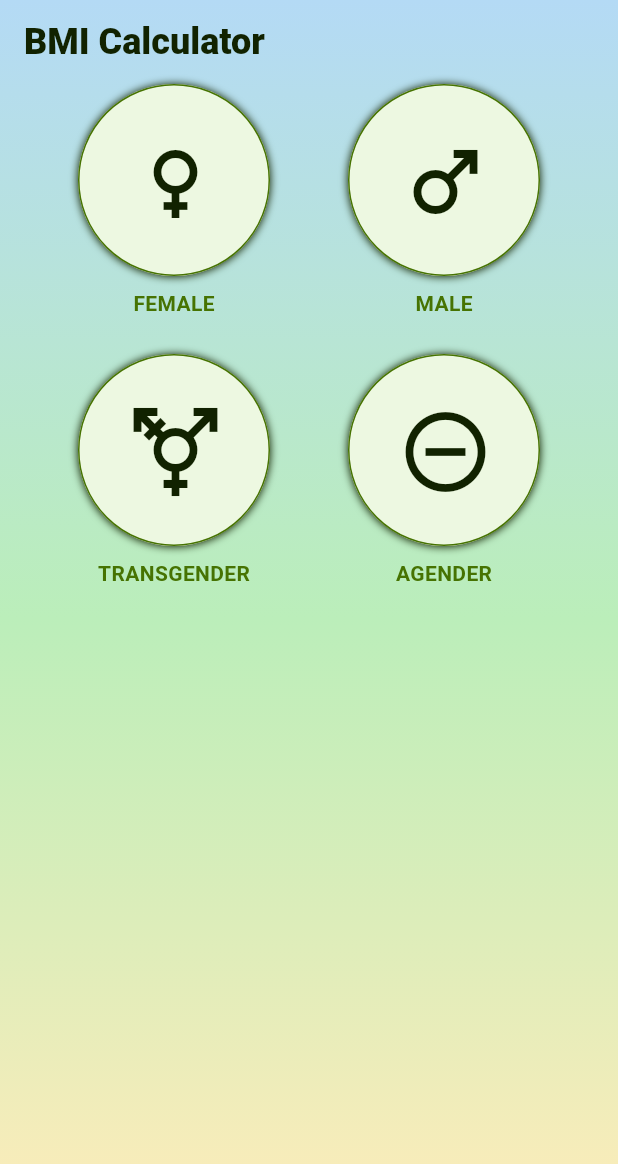
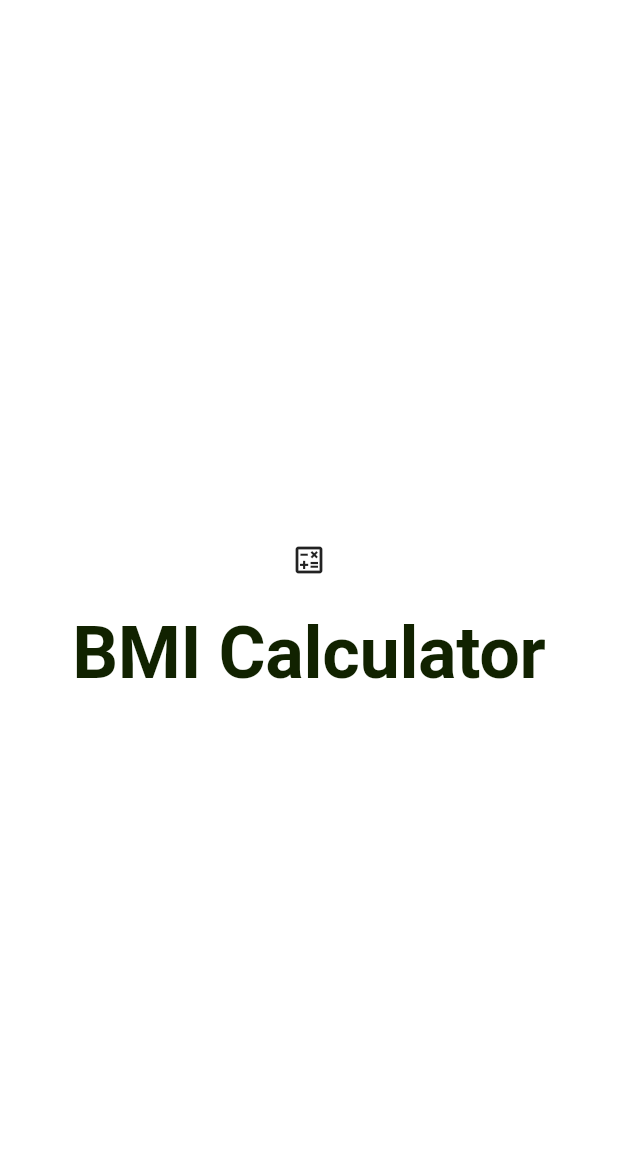
Before and after one commit to SayvIlahsiav/bmi_calculator, a Flutter app: the first screen one second after launch, on a phone screen of 412 x 824 dp. Shown: the top 1164 px of the screen. Run offline on Flutter 3.47's test engine with Material 3 defaults, Android fonts, the phone set to English and light mode, and no system bars; our stand-ins replace google_fonts.

Commit message:
Add splash screen and update main.dart to start with splash screen.

```diff
--- a/lib/app_theme.dart
+++ b/lib/app_theme.dart
@@ -2,18 +2,30 @@ import 'package:flutter/material.dart';
 import 'constants.dart';
 
 final ThemeData appTheme = ThemeData(
-  primaryColor: kColorDarkText,
-  colorScheme: ColorScheme.fromSwatch().copyWith(
-    secondary: kColorDarkGreen,
+  primarySwatch: Colors.blue,
+  scaffoldBackgroundColor: Colors.white,
+  textTheme: TextTheme(
+    displayLarge: TextStyle(
+      fontFamily: 'Roboto',
+      fontSize: 48,
+      fontWeight: FontWeight.bold,
+      color: kColorDarkText,
+    ),
+    bodyLarge: TextStyle(
+      fontFamily: 'Roboto',
+      fontSize: 16,
+      fontWeight: FontWeight.normal,
+      color: kColorDarkText,
+    ),
+    // Update other text styles as needed
   ),
-  textTheme: TextTheme(
-    headline1: kTextAppName.style,
-    bodyText1: kTextStyleLabels,
-  ),
-  appBarTheme: AppBarTheme(
-    color: Colors.transparent,
-    elevation: 0,
-    iconTheme: IconThemeData(color: kColorDarkText),
-    titleTextStyle: kTextAppName.style,
+  elevatedButtonTheme: ElevatedButtonThemeData(
+    style: ElevatedButton.styleFrom(
+      foregroundColor: kColorLightText, backgroundColor: kColorDarkGreen, textStyle: TextStyle(
+        fontFamily: 'Roboto',
+        fontSize: 16,
+        fontWeight: FontWeight.bold,
+      ), // Button text color
+    ),
   ),
 );
--- a/lib/main.dart
+++ b/lib/main.dart
@@ -1,5 +1,5 @@
+import 'package:bmi_calculator/screens/splash_screen.dart';
 import 'package:flutter/material.dart';
-import 'screens/home_screen.dart';
 import 'app_theme.dart';
 
 void main() => runApp(BMICalculator());
@@ -9,7 +9,7 @@ class BMICalculator extends StatelessWidget {
   Widget build(BuildContext context) {
     return MaterialApp(
       theme: appTheme,
-      home: HomeScreen(),
+      home: SplashScreen(),
     );
   }
 }
--- a/lib/screens/splash_screen.dart
+++ b/lib/screens/splash_screen.dart
@@ -0,0 +1,32 @@
+import 'package:flutter/material.dart';
+import 'home_screen.dart';
+
+class SplashScreen extends StatelessWidget {
+  @override
+  Widget build(BuildContext context) {
+    // Navigate to the home screen after 3 seconds
+    Future.delayed(Duration(seconds: 3), () {
+      Navigator.pushReplacement(
+        context,
+        MaterialPageRoute(builder: (context) => HomeScreen()),
+      );
+    });
+
+    return Scaffold(
+      body: Center(
+        child: Column(
+          mainAxisAlignment: MainAxisAlignment.center,
+          children: [
+            //Image.asset('assets/logo.png'),
+            Icon(Icons.calculate_outlined),
+            SizedBox(height: 24),
+            Text(
+              'BMI Calculator',
+              style: Theme.of(context).textTheme.displayLarge, // Updated here
+            ),
+          ],
+        ),
+      ),
+    );
+  }
+}
```
